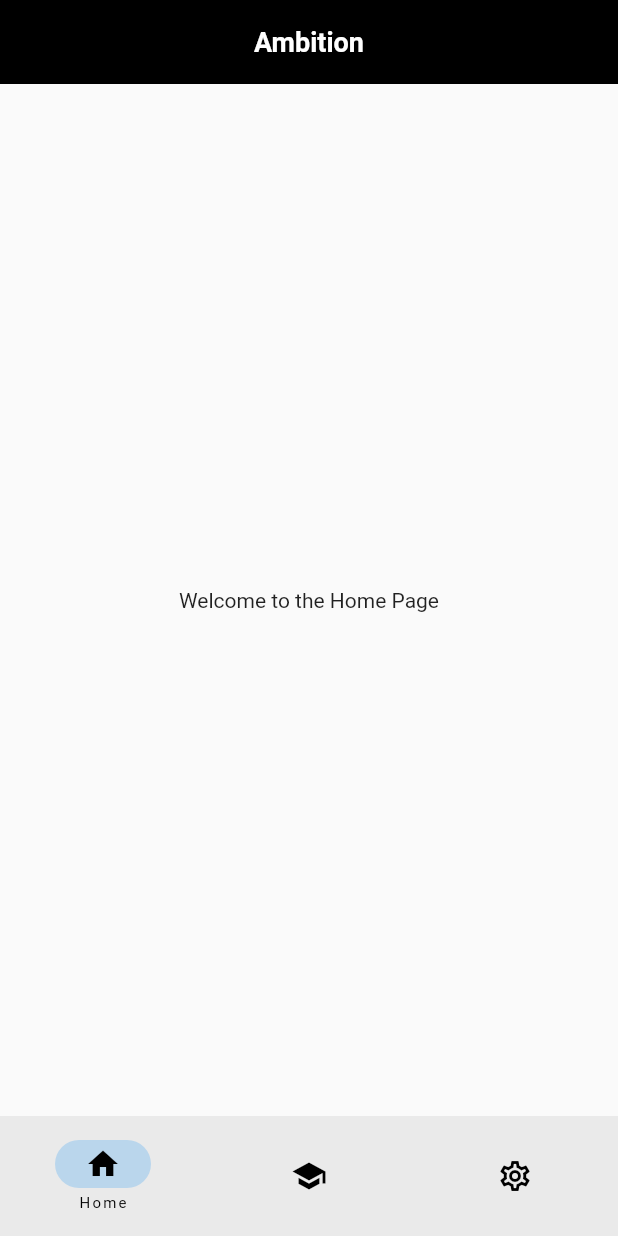
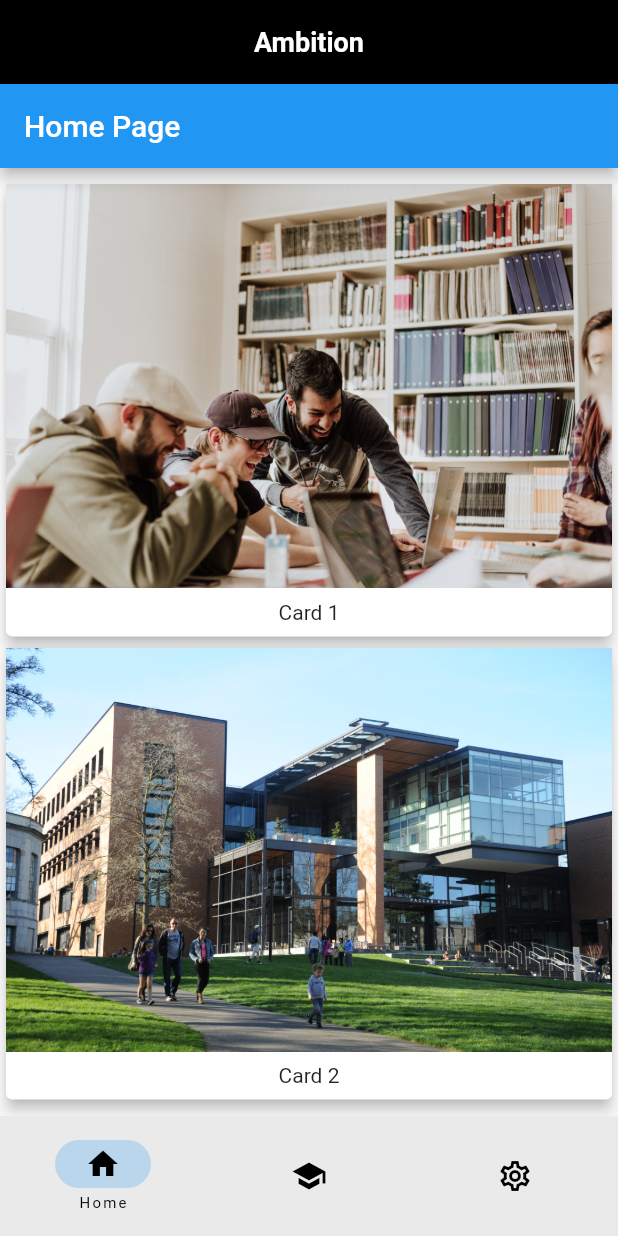
Before and after one commit to rohankolhatkar02/Ambition_test1, a Flutter app: the screen it shows after launch, on a phone screen of 412 x 824 dp. Run offline on Flutter 3.47's test engine with Material 2 defaults, Android fonts, the phone set to English and light mode, and no system bars; our stand-ins replace logger.

Commit message:
commit#3 , built app UI + cards

```diff
--- a/lib/pages/home_page.dart
+++ b/lib/pages/home_page.dart
@@ -2,10 +2,83 @@ import 'package:flutter/material.dart';
 
 class HomePage extends StatelessWidget {
   const HomePage({Key? key}) : super(key: key);
+
+  // Function to navigate to a new page
+  void _navigateToPage(BuildContext context, String pageName) {
+    Navigator.of(context).push(MaterialPageRoute(
+      builder: (context) => PageToNavigateTo(pageName: pageName),
+    ));
+  }
+
   @override
   Widget build(BuildContext context) {
-    return const Center(
-      child: Text('Welcome to the Home Page'),
+    return Scaffold(
+      appBar: AppBar(
+        title: const Text('Home Page'),
+      ),
+      body: Center(
+        child: Column(
+          mainAxisAlignment: MainAxisAlignment.center,
+          children: [
+            InkWell(
+              onTap: () => _navigateToPage(context, 'Page 1'),
+              child: Card(
+                elevation: 4.0,
+                child: Column(
+                  children: [
+                    Image.asset(
+                        'assets/priscilla-du-preez-XkKCui44iM0-unsplash.jpg'), // Replace with your image
+                    const Padding(
+                      padding: EdgeInsets.all(8.0),
+                      child: Text('Card 1'),
+                    ),
+                  ],
+                ),
+              ),
+            ),
+            InkWell(
+              onTap: () => _navigateToPage(context, 'Page 2'),
+              child: Card(
+                elevation: 4.0,
+                child: Column(
+                  children: [
+                    Image.asset(
+                        'assets/wonderlane-6zlgM-GUd6I-unsplash.jpg'), // Replace with your image
+                    const Padding(
+                      padding: EdgeInsets.all(8.0),
+                      child: Text('Card 2'),
+                    ),
+                  ],
+                ),
+              ),
+            ),
+          ],
+        ),
+      ),
     );
   }
 }
+
+class PageToNavigateTo extends StatelessWidget {
+  final String pageName;
+
+  const PageToNavigateTo({Key? key, required this.pageName}) : super(key: key);
+
+  @override
+  Widget build(BuildContext context) {
+    return Scaffold(
+      appBar: AppBar(
+        title: Text(pageName),
+      ),
+      body: Center(
+        child: Text('This is $pageName'),
+      ),
+    );
+  }
+}
+
+void main() {
+  runApp(const MaterialApp(
+    home: HomePage(),
+  ));
+}
```
Also changed, not shown: pubspec.yaml (+4 -4 lines), assets/priscilla-du-preez-XkKCui44iM0-unsplash.jpg (added), assets/wonderlane-6zlgM-GUd6I-unsplash.jpg (added), lib/assets/priscilla-du-preez-XkKCui44iM0-unsplash (1).jpg (added), lib/assets/priscilla-du-preez-XkKCui44iM0-unsplash.jpg (added), lib/assets/wonderlane-6zlgM-GUd6I-unsplash (1).jpg (added), lib/assets/wonderlane-6zlgM-GUd6I-unsplash.jpg (added), pubspec.lock.
